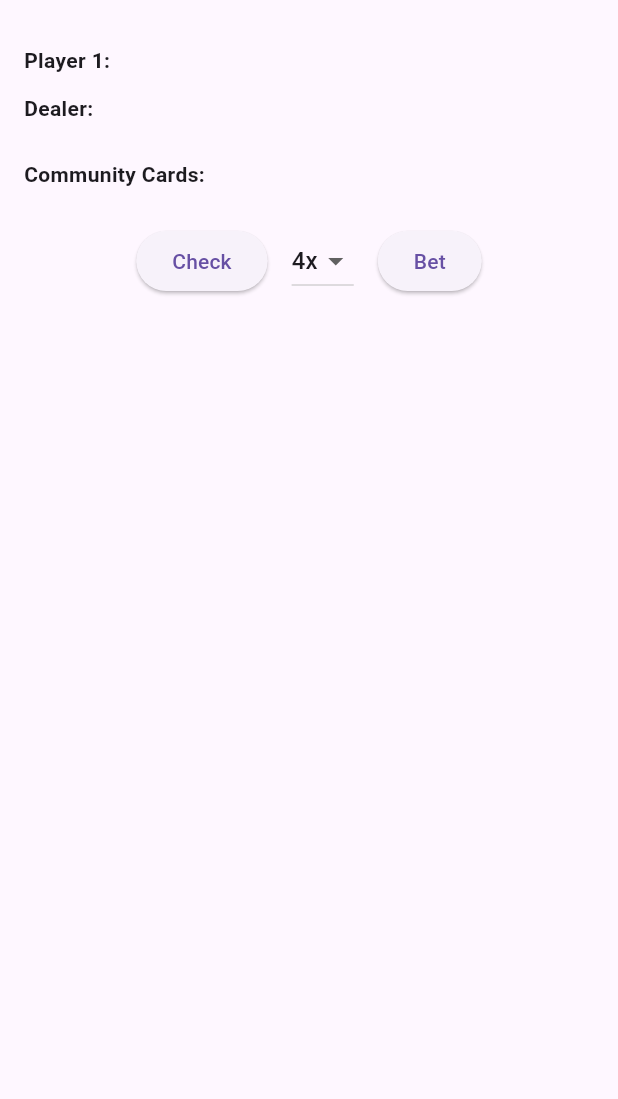
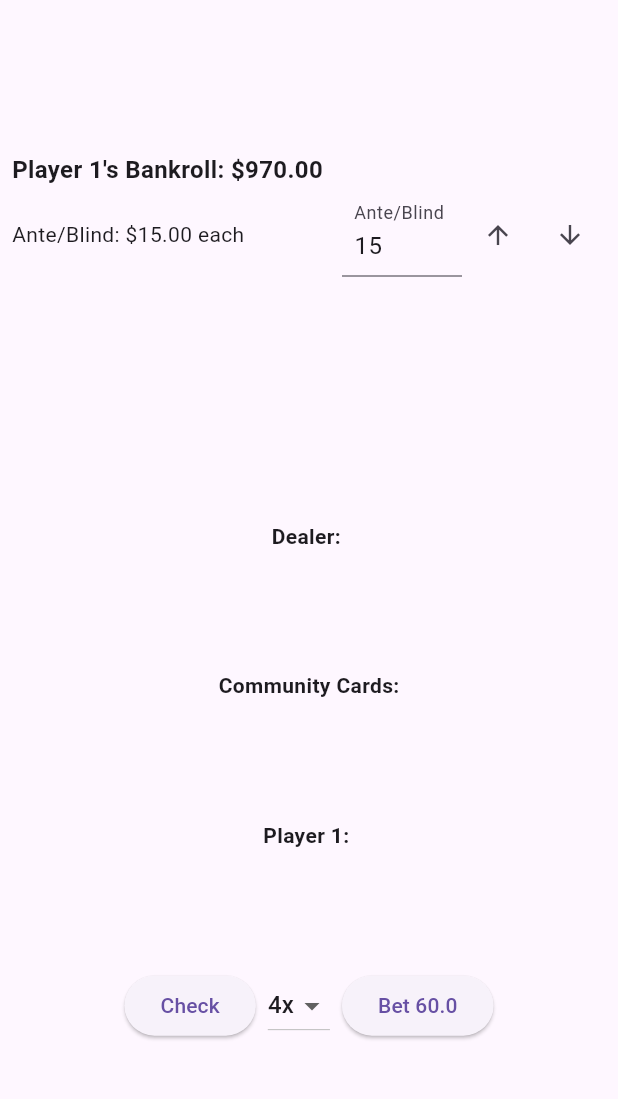
Before and after one commit to JamesKPreston/uth, a Flutter app: the screen it shows after launch, on a phone screen of 412 x 824 dp, the part 63-1162 px from its top. Run offline on Flutter 3.47's test engine with Material 3 defaults, Android fonts, the phone set to English and light mode, and no system bars; missing offline and left inert: playing_cards, poker_solver; statements that could not run were skipped.

Commit message:
added player bank roll and bet tracking , currently ante and blind are just returned on wins/ties and taken when fold or loss

```diff
--- a/lib/deck.dart
+++ b/lib/deck.dart
@@ -16,6 +16,7 @@ class Deck implements IDeck {
 
   @override
   void shuffle() {
+    _cards = standardFiftyTwoCardDeck().toIPlayingCard();
     _cards.shuffle(Random());
   }
 
--- /dev/null
+++ b/lib/player.dart
@@ -0,0 +1,10 @@
+class Player {
+  String name;
+  double bankroll;
+
+  Player({required this.name, required this.bankroll});
+
+  void updateBankroll(double amount) {
+    bankroll += amount;
+  }
+}
--- a/lib/widgets/texas_holdem.dart
+++ b/lib/widgets/texas_holdem.dart
@@ -2,6 +2,13 @@ import 'package:flutter/material.dart';
 import 'package:playing_cards/playing_cards.dart' as playing_cards;
 import 'package:ultimate_texas_holdem_poc/interfaces/deck_interface.dart' as uth_deck;
 import 'package:ultimate_texas_holdem_poc/wrapper/playing_card_wrapper.dart';
+
+class Player {
+  final String name;
+  double bankroll;
+
+  Player({required this.name, required this.bankroll});
+}
 
 class UltimateTexasHoldem extends StatefulWidget {
   final uth_deck.IDeck deck;
@@ -13,7 +20,8 @@ class UltimateTexasHoldem extends StatefulWidget {
 
 class UltimateTexasHoldemState extends State<UltimateTexasHoldem> {
   late final uth_deck.IDeck deck;
-  List<uth_deck.IPlayingCard> player1 = [];
+  late Player player1;
+  List<uth_deck.IPlayingCard> player1Cards = [];
   List<uth_deck.IPlayingCard> dealer = [];
   List<uth_deck.IPlayingCard> community = [];
   bool showBacks = true;
@@ -24,50 +32,97 @@ class UltimateTexasHoldemState extends State<UltimateTexasHoldem> {
   List<String> availableMultipliers = ['4x', '3x'];
   int checkRound = 0;
   bool gameEnded = false;
+  final TextEditingController anteController = TextEditingController(text: '15');
+  double anteAmount = 15;
+  double currentBet = 0;
+  double totalAnteBlind = 0; // Track total ante + blind amount
 
   @override
   void initState() {
     super.initState();
     deck = widget.deck;
+    player1 = Player(name: 'Player 1', bankroll: 1000);
+    selectedBetMultiplier = availableMultipliers.first; // Set initial multiplier
     _dealHands();
   }
 
   void _dealHands() {
+    // Subtract ante and blind before dealing
+    if (player1.bankroll >= (anteAmount * 2)) {
+      setState(() {
+        player1.bankroll -= (anteAmount * 2); // Subtract both ante and blind
+        totalAnteBlind = anteAmount * 2;
+        currentBet = 0;
+      });
+    } else {
+      // Handle insufficient funds
+      ScaffoldMessenger.of(context).showSnackBar(
+        const SnackBar(
+          content: Text('Insufficient funds for ante and blind'),
+          duration: Duration(seconds: 2),
+        ),
+      );
+      return;
+    }
+
     deck.shuffle();
-    player1 = deck.draw(2);
+    player1Cards = deck.draw(2);
     dealer = deck.draw(2);
     community = deck.draw(5);
+  }
 
-    setState(() {});
+  void _handleBet() {
+    final betAmount = anteAmount * double.parse(selectedBetMultiplier?.replaceAll('x', '') ?? '1');
+    if (player1.bankroll >= betAmount) {
+      setState(() {
+        player1.bankroll -= betAmount;
+        currentBet = betAmount;
+        gameEnded = true;
+        showBacks = false;
+      });
+      _evaluateHands();
+    } else {
+      ScaffoldMessenger.of(context).showSnackBar(
+        const SnackBar(
+          content: Text('Insufficient funds for bet'),
+          duration: Duration(seconds: 2),
+        ),
+      );
+    }
   }
 
   void _evaluateHands() {
-    final h1 = deck.evaluate([...community, ...player1]);
+    final h1 = deck.evaluate([...community, ...player1Cards]);
     final h2 = deck.evaluate([...community, ...dealer]);
     final winners = deck.winners([h1, h2]);
 
     setState(() {
       showBacks = false;
-      // store each player's best hand name
       player1Hand = h1.description;
       dealerHand = h2.description;
 
       if (winners.length == 2) {
         result = 'Tie: ${h1.name}';
-      } else if (winners[0] == h1) {
-        result = 'Player 1 wins with ${h1.description}';
+        // Return ante, blind, and bet amount on tie
+        player1.bankroll += totalAnteBlind + currentBet;
+      } else {
+        final winnerCards = winners[0].pokerCards;
+        final player1Cards = h1.pokerCards;
+
+        final isPlayer1Winner = winnerCards
+            .every((card) => player1Cards.any((p1Card) => p1Card.value == card.value && p1Card.suit == card.suit));
+
+        if (isPlayer1Winner) {
+          var winnings = totalAnteBlind + (currentBet * 2);
+          result = 'Player 1 wins $winnings with ${h1.description}';
+          // Return ante, blind, and 2x bet amount on win
+          player1.bankroll += totalAnteBlind + (currentBet * 2);
         } else {
           result = 'Dealer wins with ${h2.description}';
+          // No return on loss
+        }
       }
     });
-  }
-
-  void _handleBet() {
-    setState(() {
-      gameEnded = true;
-      showBacks = false; // Show all cards face up
-    });
-    _evaluateHands();
   }
 
   void _handleCheck() {
@@ -100,20 +155,42 @@ class UltimateTexasHoldemState extends State<UltimateTexasHoldem> {
       // Reset all state variables
       showBacks = true;
       player1Hand = '';
-
       dealerHand = '';
       result = '';
       selectedBetMultiplier = '4x';
       availableMultipliers = ['3x', '4x'];
       checkRound = 0;
       gameEnded = false;
+      currentBet = 0;
 
       // Clear and re deal cards
       community.clear();
-      player1.clear();
+      player1Cards.clear();
       dealer.clear();
+      deck.shuffle();
       _dealHands();
     });
+  }
+
+  @override
+  void dispose() {
+    anteController.dispose();
+    super.dispose();
+  }
+
+  void _updateAnteAmount(String value) {
+    if (value.isEmpty) {
+      setState(() {
+        anteAmount = 0;
+      });
+      return;
+    }
+    final newAmount = double.tryParse(value);
+    if (newAmount != null && newAmount >= 0) {
+      setState(() {
+        anteAmount = newAmount;
+      });
+    }
   }
 
   @override
@@ -122,53 +199,105 @@ class UltimateTexasHoldemState extends State<UltimateTexasHoldem> {
       appBar: AppBar(
         title: const Text('Texas Hold\'em POC'),
       ),
-      body: SingleChildScrollView(
-        child: Padding(
-          padding: const EdgeInsets.all(16),
+      body: Padding(
+        padding: const EdgeInsets.all(8),
         child: Column(
-            crossAxisAlignment: CrossAxisAlignment.stretch,
+          mainAxisAlignment: MainAxisAlignment.spaceEvenly,
           children: [
-              // Hole cards & best hand
+            // Top section - Player info and controls
+            Column(
+              crossAxisAlignment: CrossAxisAlignment.start,
+              children: [
+                // Bankroll info
                 Text(
-                'Player 1: $player1Hand',
-                style: const TextStyle(fontWeight: FontWeight.bold),
+                  '${player1.name}\'s Bankroll: \$${player1.bankroll.toStringAsFixed(2)}',
+                  style: const TextStyle(fontSize: 16, fontWeight: FontWeight.bold),
+                ),
+                const SizedBox(height: 4),
+                // Ante controls
+                Row(
+                  mainAxisAlignment: MainAxisAlignment.spaceBetween,
+                  children: [
+                    Text(
+                      'Ante/Blind: \$${anteAmount.toStringAsFixed(2)} each',
+                      style: const TextStyle(fontSize: 14),
                     ),
                     Row(
-                children: player1
-                    .map((c) => SizedBox(
-                          width: 100,
-                          height: 100 * (89.0 / 64.0),
-                          child: playing_cards.PlayingCardView(card: c.toPlayingCard(), showBack: false),
-                        ))
-                    .toList(),
+                      children: [
+                        SizedBox(
+                          width: 80,
+                          child: TextField(
+                            controller: anteController,
+                            keyboardType: TextInputType.number,
+                            decoration: const InputDecoration(
+                              labelText: 'Ante/Blind',
+                              isDense: true,
+                              contentPadding: EdgeInsets.symmetric(horizontal: 8, vertical: 8),
                             ),
-              const SizedBox(height: 12),
+                            onChanged: _updateAnteAmount,
+                          ),
+                        ),
+                        IconButton(
+                          icon: const Icon(Icons.arrow_upward, size: 20),
+                          onPressed: () {
+                            final newAmount = anteAmount + 1;
+                            anteController.text = newAmount.toString();
+                            _updateAnteAmount(newAmount.toString());
+                          },
+                        ),
+                        IconButton(
+                          icon: const Icon(Icons.arrow_downward, size: 20),
+                          onPressed: () {
+                            if (anteAmount > 0) {
+                              final newAmount = anteAmount - 1;
+                              anteController.text = newAmount.toString();
+                              _updateAnteAmount(newAmount.toString());
+                            }
+                          },
+                        ),
+                      ],
+                    ),
+                  ],
+                ),
+              ],
+            ),
+            const SizedBox(height: 4),
+
+            // Dealer cards
+            Column(
+              children: [
                 Text(
                   'Dealer: $dealerHand',
                   style: const TextStyle(fontWeight: FontWeight.bold),
                 ),
                 Row(
+                  mainAxisAlignment: MainAxisAlignment.center,
                   children: dealer
                       .map((c) => SizedBox(
-                          width: 100,
-                          height: 100 * (89.0 / 64.0),
+                            width: 70,
+                            height: 70 * (89.0 / 64.0),
                             child: playing_cards.PlayingCardView(card: c.toPlayingCard(), showBack: showBacks),
                           ))
                       .toList(),
                 ),
-              const SizedBox(height: 24),
+              ],
+            ),
+
             // Community cards
+            Column(
+              children: [
                 const Text('Community Cards:', style: TextStyle(fontWeight: FontWeight.bold)),
                 Wrap(
-                spacing: 8,
-                runSpacing: 8,
+                  alignment: WrapAlignment.center,
+                  spacing: 4,
+                  runSpacing: 4,
                   children: community.asMap().entries.map((entry) {
                     final index = entry.key;
                     final card = entry.value;
                     if (gameEnded) {
                       return SizedBox(
-                      width: 100,
-                      height: 100 * (89.0 / 64.0),
+                        width: 70,
+                        height: 70 * (89.0 / 64.0),
                         child: playing_cards.PlayingCardView(
                           card: card.toPlayingCard(),
                           showBack: false,
@@ -176,8 +305,8 @@ class UltimateTexasHoldemState extends State<UltimateTexasHoldem> {
                       );
                     } else {
                       return SizedBox(
-                      width: 100,
-                      height: 100 * (89.0 / 64.0),
+                        width: 70,
+                        height: 70 * (89.0 / 64.0),
                         child: playing_cards.PlayingCardView(
                           card: card.toPlayingCard(),
                           showBack: index < 3 ? checkRound < 1 : checkRound < 2,
@@ -186,8 +315,30 @@ class UltimateTexasHoldemState extends State<UltimateTexasHoldem> {
                     }
                   }).toList(),
                 ),
-              const SizedBox(height: 24),
-              // Add these buttons before the Evaluate button
+              ],
+            ),
+
+            // Player cards
+            Column(
+              children: [
+                Text(
+                  'Player 1: $player1Hand',
+                  style: const TextStyle(fontWeight: FontWeight.bold),
+                ),
+                Row(
+                  mainAxisAlignment: MainAxisAlignment.center,
+                  children: player1Cards
+                      .map((c) => SizedBox(
+                            width: 70,
+                            height: 70 * (89.0 / 64.0),
+                            child: playing_cards.PlayingCardView(card: c.toPlayingCard(), showBack: false),
+                          ))
+                      .toList(),
+                ),
+              ],
+            ),
+
+            // Game controls
             Row(
               mainAxisAlignment: MainAxisAlignment.center,
               children: [
@@ -201,7 +352,7 @@ class UltimateTexasHoldemState extends State<UltimateTexasHoldem> {
                     onPressed: checkRound < 3 ? _handleCheck : null,
                     child: Text(checkRound < 2 ? 'Check' : 'Fold'),
                   ),
-                    const SizedBox(width: 16),
+                  const SizedBox(width: 8),
                   DropdownButton<String>(
                     value: selectedBetMultiplier ?? availableMultipliers.first,
                     items: availableMultipliers
@@ -216,20 +367,23 @@ class UltimateTexasHoldemState extends State<UltimateTexasHoldem> {
                       });
                     },
                   ),
-                    const SizedBox(width: 16),
+                  const SizedBox(width: 8),
                   ElevatedButton(
                     onPressed: _handleBet,
-                      child: const Text('Bet'),
+                    child: Text('Bet ${anteAmount * double.parse(selectedBetMultiplier?.replaceAll('x', '') ?? '1')}'),
                   ),
                 ],
               ],
             ),
-              if (result.isNotEmpty) ...[
-                const SizedBox(height: 12),
-                Text(result, style: const TextStyle(fontSize: 16)),
+
+            // Result
+            if (result.isNotEmpty)
+              Text(
+                result,
+                style: const TextStyle(fontSize: 14, fontWeight: FontWeight.bold),
+                textAlign: TextAlign.center,
+              ),
           ],
-            ],
-          ),
         ),
       ),
     );
```
Lines whose indentation alone changed are shown as unchanged.
